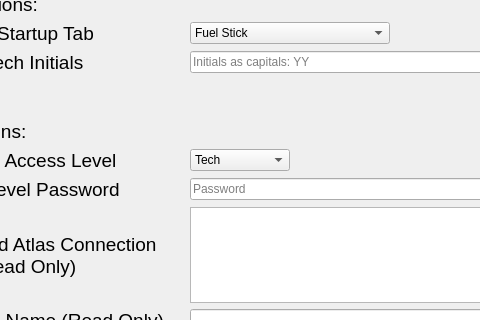
The window that _internal/settings.ui (everly-aem/SVCTK-ops) describes before a commit, drawn with Qt 5; both pictures show x 166 to 646 and y 282 to 602 of the 736 by 857 pixel window.
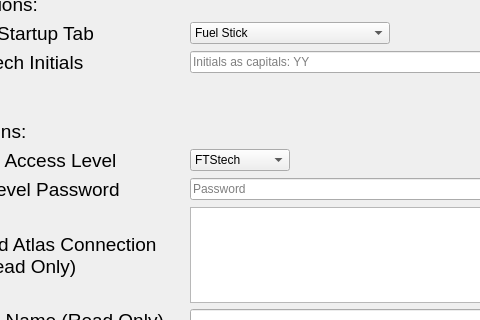
The same window after the commit. Icons and pictures are not drawn.

Diff of the .ui file:
```diff
--- a/_internal/settings.ui
+++ b/_internal/settings.ui
@@ -634,7 +634,7 @@
       </property>
       <item>
        <property name="text">
-        <string>Tech</string>
+        <string>FTStech</string>
        </property>
       </item>
       <item>
```
Left out of the diff: 12 changed lines with no effect on the pictures.
